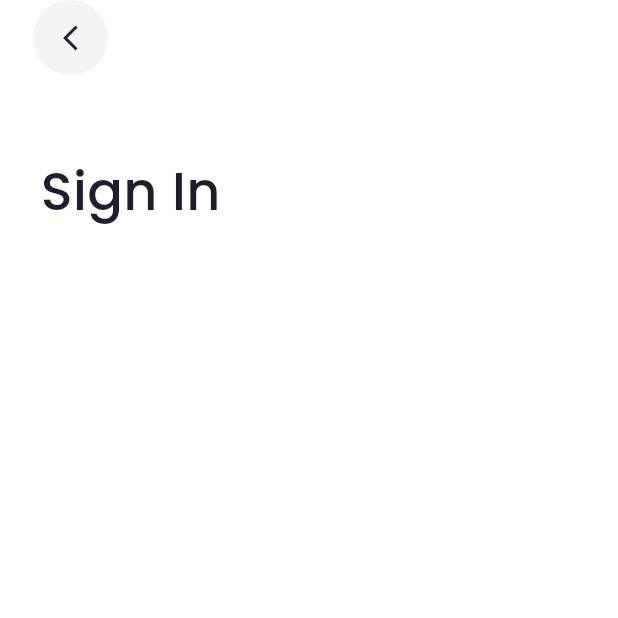
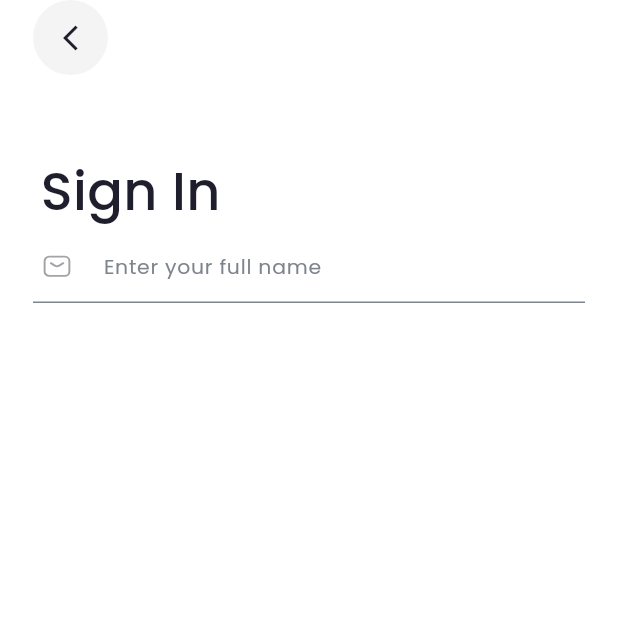
Before and after one commit to ayhem8hamdi/Banking-mobile-app, a Flutter app: the SignInScreen screen opened by its route, on a phone screen of 412 x 824 dp, the top half of it. Run offline on Flutter 3.47's test engine with Material 3 defaults, Android fonts, the phone set to English and light mode, and no system bars; our stand-ins replace device_preview, flutter_svg, gap, go_router, google_fonts, shared_preferences and 1 more; accounts and stored records are empty.

Commit message:
create textfield theme

```diff
--- a/banking_app/analysis_options.yaml
+++ b/banking_app/analysis_options.yaml
@@ -21,6 +21,8 @@ linter:
   # `// ignore_for_file: name_of_lint` syntax on the line or in the file
   # producing the lint.
   rules:
+    prefer_const_constructors: true
+    prefer_const_literals_to_create_immutables: true
     # avoid_print: false  # Uncomment to disable the `avoid_print` rule
     # prefer_single_quotes: true  # Uncomment to enable the `prefer_single_quotes` rule
 
--- a/banking_app/lib/core/router/app_router.dart
+++ b/banking_app/lib/core/router/app_router.dart
@@ -15,17 +15,17 @@ abstract class AppRouter {
       GoRoute(
         name: splashScreen,
         path: '/splash',
-        builder: (context, state) => SplashScreen(),
+        builder: (context, state) => const SplashScreen(),
       ),
       GoRoute(
         name: onBoardingScreen,
         path: '/onBoarding',
-        builder: (context, state) => OnBoardingScreen(),
+        builder: (context, state) => const OnBoardingScreen(),
       ),
       GoRoute(
         name: signInScreen,
         path: '/signIn',
-        builder: (context, state) => SignInScreen(),
+        builder: (context, state) => const SignInScreen(),
       ),
 
       /*
--- a/banking_app/lib/core/theme/app_theme.dart
+++ b/banking_app/lib/core/theme/app_theme.dart
@@ -5,11 +5,45 @@ import 'package:flutter/material.dart';
 class AppTheme {
   static ThemeData lightTheme = ThemeData(
     colorScheme: ThemeColorScheme.lightColorScheme,
+    inputDecorationTheme: AppTheme.buildInputDecorationTheme(
+      cs: ThemeColorScheme.lightColorScheme,
+    ),
   );
 
   static ThemeData darkTheme = ThemeData(
     colorScheme: ThemeColorScheme.darkColorScheme,
+    inputDecorationTheme: AppTheme.buildInputDecorationTheme(
+      cs: ThemeColorScheme.darkColorScheme,
+    ),
   );
+
+  static InputDecorationTheme buildInputDecorationTheme({
+    required ColorScheme cs,
+  }) {
+    return InputDecorationTheme(
+      hintStyle: TextStyle(
+        fontSize: 13.6,
+        color: cs.onSurface.withOpacity(0.6),
+      ),
+      contentPadding: const EdgeInsets.symmetric(horizontal: 40, vertical: 13),
+      border: UnderlineInputBorder(borderSide: BorderSide(color: cs.secondary)),
+      focusedBorder: UnderlineInputBorder(
+        borderSide: BorderSide(color: cs.primary, width: 2),
+      ),
+      enabledBorder: UnderlineInputBorder(
+        borderSide: BorderSide(color: cs.secondary),
+      ),
+      errorBorder: const UnderlineInputBorder(
+        borderSide: BorderSide(color: Colors.red, width: 1),
+      ),
+      focusedErrorBorder: UnderlineInputBorder(
+        borderSide: BorderSide(color: cs.secondary),
+      ),
+      filled: true,
+      hoverColor: Colors.transparent,
+      focusColor: Colors.transparent,
+    );
+  }
 }
 
 class ThemeColorScheme {
--- a/banking_app/lib/core/utils/app_assets/image_assets.dart
+++ b/banking_app/lib/core/utils/app_assets/image_assets.dart
@@ -5,4 +5,8 @@ abstract class ImageAssets {
   static const String onboarding2 = 'assets/images/onboarding2.svg';
   static const String onboarding3 = 'assets/images/onboarding3.svg';
   static const String backArrow = 'assets/images/app_bar_back_arrow.svg';
+  static const String phone = 'assets/images/Phone.svg';
+  static const String mail = 'assets/images/mail.svg';
+  static const String passwordLock = 'assets/images/LockPassword.svg';
+  static const String passwordSee = 'assets/images/password_eye.svg';
 }
--- a/banking_app/lib/features/auth/presentation/views/widgets/sign_in_screen_body.dart
+++ b/banking_app/lib/features/auth/presentation/views/widgets/sign_in_screen_body.dart
@@ -1,6 +1,9 @@
+import 'package:banking_app/core/utils/app_assets/image_assets.dart';
 import 'package:banking_app/core/utils/styles/app_styles.dart';
 import 'package:banking_app/features/auth/presentation/views/widgets/auth_custom_app_bar.dart';
+import 'package:banking_app/features/auth/presentation/views/widgets/auth_form_title.dart';
 import 'package:flutter/material.dart';
+import 'package:flutter_svg/svg.dart';
 import 'package:gap/gap.dart';
 
 class SignInScreenBody extends StatelessWidget {
@@ -8,28 +11,42 @@ class SignInScreenBody extends StatelessWidget {
 
   @override
   Widget build(BuildContext context) {
-    return Padding(
-      padding: const EdgeInsets.symmetric(horizontal: 22),
-      child: const CustomScrollView(
+    return const Padding(
+      padding: EdgeInsets.symmetric(horizontal: 22),
+      child: CustomScrollView(
         slivers: [
           CustomAuthAppBar(),
           SliverGap(53),
           AuthFormTitle(text: "Sign In"),
+          SliverToBoxAdapter(child: FormTextField()),
         ],
       ),
     );
   }
 }
 
-class AuthFormTitle extends StatelessWidget {
-  const AuthFormTitle({super.key, required this.text});
-  final String text;
+class FormTextField extends StatelessWidget {
+  const FormTextField({super.key});
+
   @override
   Widget build(BuildContext context) {
-    return SliverToBoxAdapter(
-      child: Padding(
-        padding: const EdgeInsets.only(left: 5),
-        child: Text(text, style: AppStyles.styleMeduim32(context)),
+    final cs = Theme.of(context).colorScheme;
+    return TextField(
+      style: AppStyles.styleRegular14(
+        context,
+      ).copyWith(color: cs.onSurface, fontSize: 15),
+      decoration: InputDecoration(
+        prefixIcon: Row(
+          mainAxisSize: MainAxisSize.min,
+          children: [
+            const SizedBox(width: 5),
+            SvgPicture.asset(ImageAssets.mail, fit: BoxFit.contain),
+            const SizedBox(width: 16),
+          ],
+        ),
+        prefixIconConstraints: const BoxConstraints(minWidth: 0, minHeight: 0),
+        hintText: 'Enter your full name',
+        hintStyle: AppStyles.styleRegular14(context).copyWith(fontSize: 13.6),
       ),
     );
   }
```
Also changed, not shown: banking_app/assets/images/LockPassword.svg (added), banking_app/assets/images/Phone.svg (added), banking_app/assets/images/mail.svg (added), banking_app/assets/images/password_eye.svg (added).
